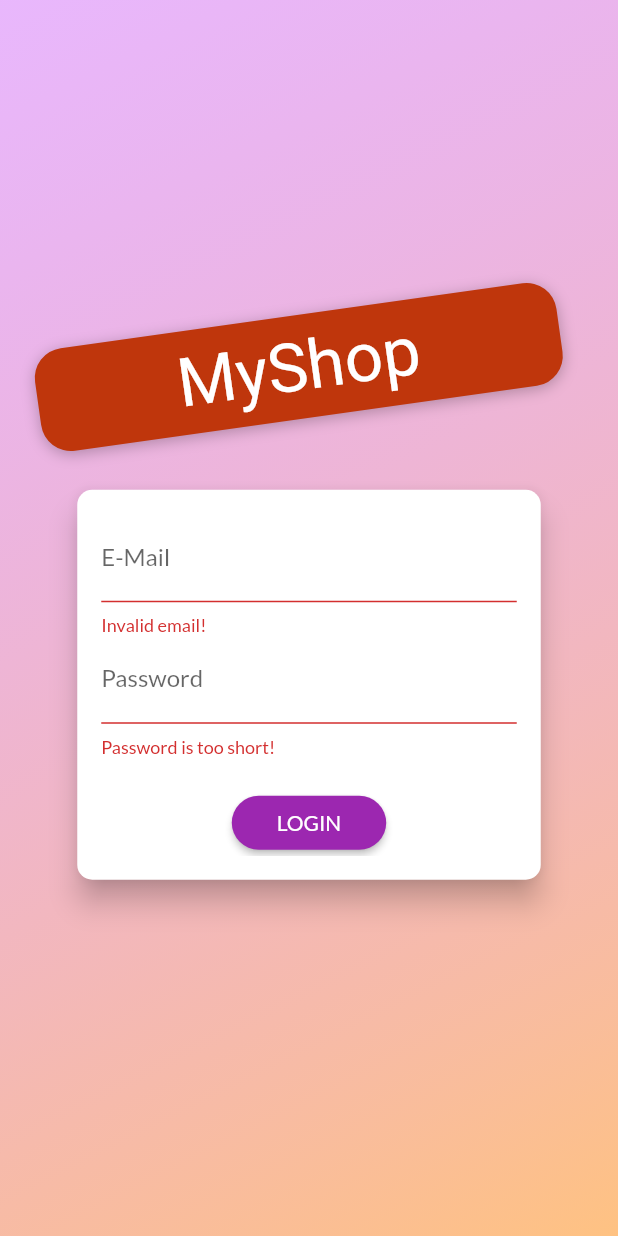
After one commit to CarlosLin/flutter_shop, a Flutter app: the screen it shows after launch, after a tap on "LOGIN", on a phone screen of 412 x 824 dp. The commit adds this screen. Run offline on Flutter 3.47's test engine with Material 2 defaults, Android fonts, the phone set to English and light mode, and no system bars; our stand-ins replace shared_preferences; network calls fail; Roboto replaces fonts that are missing (Anton).

Commit message:
ADD shop animation / auth

```diff
--- a/lib/main.dart
+++ b/lib/main.dart
@@ -1,15 +1,21 @@
 import 'package:flutter/material.dart';
+import 'package:flutter/services.dart';
+import 'package:flutter_shop/screens/auth_screen.dart';
 import 'package:provider/provider.dart';
 
 import './providers/cart.dart';
 import './providers/orders.dart';
 import './providers/products.dart';
+import './providers/auth.dart';
 import './screens/cart_screen.dart';
 import './screens/orders_screen.dart';
 import './screens/user_products_screen.dart';
 import './screens/edit_product_screen.dart';
 import './screens/product_detail_screen.dart';
 import './screens/products_overview_screen.dart';
+import './screens/auth_screen.dart';
+import './screens/splash_screen.dart';
+
 void main() {
   runApp(MyApp());
 }
@@ -19,24 +25,50 @@
   Widget build(BuildContext context) {
     return MultiProvider(
         providers: [
-        ChangeNotifierProvider(
-          create: (ctx) => Products(),
+          ChangeNotifierProvider.value(
+            value: Auth(),
           ),
-        ChangeNotifierProvider(
-          create: (ctx) => Cart(),
+          ChangeNotifierProxyProvider<Auth, Products>(
+            create: (_) => Products(
+              '134',
+              '132',
+              [],
             ),
-        ChangeNotifierProvider(
-          create: (ctx) => Orders(),
+            update: (ctx, auth, previousProducts) => Products(
+              auth.token,
+              auth.userId,
+              previousProducts == null ? [] : previousProducts.items,
+            ),
+          ),
+          ChangeNotifierProvider.value(
+            value: Cart(),
+          ),
+          ChangeNotifierProxyProvider<Auth, Orders>(
+            update: (ctx, auth, previousOrder) => Orders(
+              auth.token,
+              auth.userId,
+              previousOrder == null ? [] : previousOrder.orders,
+            ),
           ),
         ],
-      child: MaterialApp(
+        child: Consumer<Auth>(
+          builder: (ctx, auth, _) => MaterialApp(
             title: 'MyShop',
             theme: ThemeData(
               primarySwatch: Colors.purple,
               accentColor: Colors.deepOrange,
               fontFamily: 'Lato',
             ),
-        home: ProductsOverviewScreen(),
+            home: auth.isAuth
+                ? ProductsOverviewScreen()
+                : FutureBuilder(
+                    future: auth.tryAutoLogin(),
+                    builder: (ctx, authResultSnapshot) =>
+                        authResultSnapshot.connectionState ==
+                                ConnectionState.waiting
+                            ? SplashScreen()
+                            : AuthScreen(),
+                  ),
             routes: {
               ProductDetailScreen.routeName: (ctx) => ProductDetailScreen(),
               CartScreen.routeName: (ctx) => CartScreen(),
@@ -45,6 +77,6 @@
               EditProductScreen.routeName: (ctx) => EditProductScreen(),
             },
           ),
-    );
+        ));
   }
 }
--- /dev/null
+++ b/lib/providers/auth.dart
@@ -0,0 +1,123 @@
+import 'dart:convert';
+import 'dart:async';
+
+import 'package:flutter/widgets.dart';
+import 'package:http/http.dart' as http;
+import 'package:shared_preferences/shared_preferences.dart';
+
+import '../models/http_exception.dart';
+
+class Auth with ChangeNotifier {
+  String _token;
+  DateTime _expiryDate;
+  String _userId;
+  Timer _authTimer;
+
+  bool get isAuth {
+    return token != null;
+  }
+
+  String get token {
+    if (_expiryDate != null &&
+        _expiryDate.isAfter(DateTime.now()) &&
+        _token != null) {
+      return _token;
+    }
+    return null;
+  }
+
+  String get userId {
+    return _userId;
+  }
+
+  Future<void> _authenticate(
+      String email, String password, String urlSegment) async {
+    final url =
+        'https://identitytoolkit.googleapis.com/v1/accounts:$urlSegment?key=AIzaSyDayqcNpmTICwcTb0gOLb6gpOR_bZYOs7Y';
+    try {
+      final response = await http.post(
+        url,
+        body: json.encode(
+          {
+            'email': email,
+            'password': password,
+            'returnSecureToken': true,
+          },
+        ),
+      );
+      final responseData = json.decode(response.body);
+      if (responseData['error'] != null) {
+        throw HttpException(responseData['error']['message']);
+      }
+      _token = responseData['idToken'];
+      _userId = responseData['localId'];
+      _expiryDate = DateTime.now().add(
+        Duration(
+          seconds: int.parse(
+            responseData['expiresIn'],
+          ),
+        ),
+      );
+      _autoLogout();
+      notifyListeners();
+      final prefs = await SharedPreferences.getInstance();
+      final userData = json.encode({
+        'token': _token,
+        'userId': _userId,
+        'expiryDate': _expiryDate.toIso8601String(),
+      });
+      prefs.setString('userData', userData);
+    } catch (error) {
+      throw error;
+    }
+  }
+
+  Future<void> signup(String email, String password) async {
+    return _authenticate(email, password, 'signUp');
+  }
+
+  Future<void> login(String email, String password) async {
+    return _authenticate(email, password, 'signInWithPassword');
+  }
+
+  Future<bool> tryAutoLogin() async {
+    final prefs = await SharedPreferences.getInstance();
+    if (!prefs.containsKey('userData')) {
+      return false;
+    }
+    final extractedUserData =
+        json.decode(prefs.getString('userData')) as Map<String, Object>;
+    final expiryDate = DateTime.parse(extractedUserData['expiryDate']);
+
+    if (expiryDate.isBefore(DateTime.now())) {
+      return false;
+    }
+    _token = extractedUserData['token'];
+    _userId = extractedUserData['userId'];
+    _expiryDate = expiryDate;
+    notifyListeners();
+    _autoLogout();
+    return true;
+  }
+
+  Future<void> logout() async {
+    _token = null;
+    _userId = null;
+    _expiryDate = null;
+    if (_authTimer != null) {
+      _authTimer.cancel();
+      _authTimer = null;
+    }
+    notifyListeners();
+    final prefs = await SharedPreferences.getInstance();
+    prefs.clear();
+  }
+
+  void _autoLogout() {
+    if (_authTimer != null) {
+      _authTimer.cancel();
+    }
+    final timeToExpiry = _expiryDate.difference(DateTime.now()).inSeconds;
+    _authTimer = Timer(Duration(seconds: timeToExpiry), logout);
+  }
+}
--- a/lib/providers/orders.dart
+++ b/lib/providers/orders.dart
@@ -20,13 +20,17 @@
 
 class Orders with ChangeNotifier {
   List<OrderItem> _orders = [];
+  final String authToken;
+  final String userId;
+
+  Orders(this.authToken, this.userId, this._orders);
 
   List<OrderItem> get orders {
     return [..._orders];
   }
 
   Future<void> fetchAndSetOrders() async {
-    const url = 'https://flutter-shop-526d1.firebaseio.com/orders.json';
+    final url = 'https://flutter-shop-526d1.firebaseio.com/orders/$userId.json?auth=$authToken';
     final respon = await http.get(url);
     final List<OrderItem> loadedOrders = [];
     final extractedData = json.decode(respon.body) as Map<String, dynamic>;
@@ -57,7 +61,7 @@
   }
 
   Future<void> addOrder(List<CartItem> cartProducts, double total) async {
-    const url = 'https://flutter-shop-526d1.firebaseio.com/orders.json';
+    final url = 'https://flutter-shop-526d1.firebaseio.com/orders/$userId.json?auth=$authToken';
     final timestamp = DateTime.now();
     final response = await http.post(
       url,
--- /dev/null
+++ b/lib/screens/auth_screen.dart
@@ -0,0 +1,328 @@
+import 'dart:math';
+
+import 'package:flutter/material.dart';
+import 'package:provider/provider.dart';
+
+import '../providers/auth.dart';
+import '../models/http_exception.dart';
+
+enum AuthMode { Signup, Login }
+
+class AuthScreen extends StatelessWidget {
+  static const routeName = '/auth';
+
+  @override
+  Widget build(BuildContext context) {
+    final deviceSize = MediaQuery.of(context).size;
+    // final transformConfig = Matrix4.rotationZ(-8 * pi / 180);
+    // transformConfig.translate(-10.0);
+    return Scaffold(
+      // resizeToAvoidBottomInset: false,
+      body: Stack(
+        children: <Widget>[
+          Container(
+            decoration: BoxDecoration(
+              gradient: LinearGradient(
+                colors: [
+                  Color.fromRGBO(215, 117, 255, 1).withOpacity(0.5),
+                  Color.fromRGBO(255, 188, 117, 1).withOpacity(0.9),
+                ],
+                begin: Alignment.topLeft,
+                end: Alignment.bottomRight,
+                stops: [0, 1],
+              ),
+            ),
+          ),
+          SingleChildScrollView(
+            child: Container(
+              height: deviceSize.height,
+              width: deviceSize.width,
+              child: Column(
+                mainAxisAlignment: MainAxisAlignment.center,
+                crossAxisAlignment: CrossAxisAlignment.center,
+                children: <Widget>[
+                  Flexible(
+                    child: Container(
+                      margin: EdgeInsets.only(bottom: 20.0),
+                      padding:
+                          EdgeInsets.symmetric(vertical: 8.0, horizontal: 94.0),
+                      transform: Matrix4.rotationZ(-8 * pi / 180)
+                        ..translate(-10.0),
+                      decoration: BoxDecoration(
+                        borderRadius: BorderRadius.circular(20),
+                        color: Colors.deepOrange.shade900,
+                        boxShadow: [
+                          BoxShadow(
+                            blurRadius: 8,
+                            color: Colors.black26,
+                            offset: Offset(0, 2),
+                          )
+                        ],
+                      ),
+                      child: Text(
+                        'MyShop',
+                        style: TextStyle(
+                          color: Theme.of(context).accentTextTheme.title.color,
+                          fontSize: 45,
+                          fontFamily: 'Anton',
+                          fontWeight: FontWeight.normal,
+                        ),
+                      ),
+                    ),
+                  ),
+                  Flexible(
+                    flex: deviceSize.width > 600 ? 2 : 1,
+                    child: AuthCard(),
+                  ),
+                ],
+              ),
+            ),
+          ),
+        ],
+      ),
+    );
+  }
+}
+
+class AuthCard extends StatefulWidget {
+  const AuthCard({
+    Key key,
+  }) : super(key: key);
+
+  @override
+  _AuthCardState createState() => _AuthCardState();
+}
+
+class _AuthCardState extends State<AuthCard>
+    with SingleTickerProviderStateMixin {
+  final GlobalKey<FormState> _formKey = GlobalKey();
+  AuthMode _authMode = AuthMode.Login;
+  Map<String, String> _authData = {
+    'email': '',
+    'password': '',
+  };
+  var _isLoading = false;
+  final _passwordController = TextEditingController();
+  AnimationController _controller;
+  Animation<Offset> _slideAnimation;
+  Animation<double> _opacityAnimation;
+
+  @override
+  void initState() {
+    super.initState();
+    _controller = AnimationController(
+      vsync: this,
+      duration: Duration(
+        milliseconds: 300,
+      ),
+    );
+    _slideAnimation = Tween<Offset>(
+      begin: Offset(0, -1.5),
+      end: Offset(0, 0),
+    ).animate(
+      CurvedAnimation(
+        parent: _controller,
+        curve: Curves.fastOutSlowIn,
+      ),
+    );
+    // _heightAnimation.addListener(() => setState(() {}));
+    _opacityAnimation = Tween(begin: 0.0, end: 1.0).animate(CurvedAnimation(
+      parent: _controller,
+      curve: Curves.easeIn,
+    ));
+  }
+
+  @override
+  void dispose() {
+    super.dispose();
+    _controller.dispose();
+  }
+
+  void _showErrorDialog(String message) {
+    showDialog(
+      context: context,
+      builder: (ctx) => AlertDialog(
+        title: Text(
+          'An Error Occurred!!',
+        ),
+        content: Text(message),
+        actions: <Widget>[
+          FlatButton(
+            child: Text('Okay!'),
+            onPressed: () {
+              Navigator.of(ctx).pop();
+            },
+          )
+        ],
+      ),
+    );
+  }
+
+  Future<void> _submit() async {
+    if (!_formKey.currentState.validate()) {
+      // Invalid!
+      return;
+    }
+    _formKey.currentState.save();
+    setState(() {
+      _isLoading = true;
+    });
+    try {
+      if (_authMode == AuthMode.Login) {
+        await Provider.of<Auth>(context, listen: false).login(
+          _authData['email'],
+          _authData['password'],
+        );
+      } else {
+        await Provider.of<Auth>(context, listen: false).signup(
+          _authData['email'],
+          _authData['password'],
+        );
+      }
+    } on HttpException catch (error) {
+      // -> HttpException
+      var errorMessage = 'Authentication failed!!';
+      if (error.toString().contains('EMAIL_EXISTS')) {
+        errorMessage = 'This email address is already in use.';
+      } else if (error.toString().contains('INVALID_EMAIL')) {
+        errorMessage = 'This is not a valid email address';
+      } else if (error.toString().contains('WEAK_PASSWORD')) {
+        errorMessage = 'Password is too weak.';
+      } else if (error.toString().contains('INVALID_PASSWORD')) {
+        errorMessage = 'Invalid password.';
+      }
+      _showErrorDialog(errorMessage);
+    } catch (error) {
+      // normal error
+      const errorMessage =
+          'Could not authenticate you. Please try again later.';
+      _showErrorDialog(errorMessage);
+    }
+    setState(() {
+      _isLoading = false;
+    });
+  }
+
+  void _switchAuthMode() {
+    if (_authMode == AuthMode.Login) {
+      setState(() {
+        _authMode = AuthMode.Signup;
+      });
+      _controller.forward();
+    } else {
+      setState(() {
+        _authMode = AuthMode.Login;
+      });
+      _controller.reverse();
+    }
+  }
+
+  @override
+  Widget build(BuildContext context) {
+    final deviceSize = MediaQuery.of(context).size;
+    return Card(
+        shape: RoundedRectangleBorder(
+          borderRadius: BorderRadius.circular(10.0),
+        ),
+        elevation: 8.0,
+        child: AnimatedContainer(
+          duration: Duration(milliseconds: 300),
+          curve: Curves.easeIn,
+          height: _authMode == AuthMode.Signup ? 320 : 260,
+          // height: _heightAnimation.value.height,
+          constraints: BoxConstraints(
+              minHeight: _authMode == AuthMode.Signup ? 320 : 260),
+          width: deviceSize.width * 0.75,
+          padding: EdgeInsets.all(16.0),
+          child: Form(
+            key: _formKey,
+            child: SingleChildScrollView(
+              child: Column(
+                children: <Widget>[
+                  TextFormField(
+                    decoration: InputDecoration(labelText: 'E-Mail'),
+                    keyboardType: TextInputType.emailAddress,
+                    validator: (value) {
+                      if (value.isEmpty || !value.contains('@')) {
+                        return 'Invalid email!';
+                      }
+                    },
+                    onSaved: (value) {
+                      _authData['email'] = value;
+                    },
+                  ),
+                  TextFormField(
+                    decoration: InputDecoration(labelText: 'Password'),
+                    obscureText: true,
+                    controller: _passwordController,
+                    validator: (value) {
+                      if (value.isEmpty || value.length < 5) {
+                        return 'Password is too short!';
+                      }
+                    },
+                    onSaved: (value) {
+                      _authData['password'] = value;
+                    },
+                  ),
+                  AnimatedContainer(
+                    constraints: BoxConstraints(
+                      minHeight: _authMode == AuthMode.Signup ? 60 : 0,
+                      maxHeight: _authMode == AuthMode.Signup ? 120 : 0,
+                    ),
+                    duration: Duration(milliseconds: 300),
+                    curve: Curves.easeIn,
+                    child: FadeTransition(
+                      opacity: _opacityAnimation,
+                      child: SlideTransition(
+                        position: _slideAnimation,
+                        child: TextFormField(
+                          enabled: _authMode == AuthMode.Signup,
+                          decoration:
+                              InputDecoration(labelText: 'Confirm Password'),
+                          obscureText: true,
+                          validator: _authMode == AuthMode.Signup
+                              ? (value) {
+                                  if (value != _passwordController.text) {
+                                    return 'Passwords do not match!';
+                                  }
+                                }
+                              : null,
+                        ),
+                      ),
+                    ),
+                  ),
+                  SizedBox(
+                    height: 20,
+                  ),
+                  if (_isLoading)
+                    CircularProgressIndicator()
+                  else
+                    RaisedButton(
+                      child: Text(
+                          _authMode == AuthMode.Login ? 'LOGIN' : 'SIGN UP'),
+                      onPressed: _submit,
+                      shape: RoundedRectangleBorder(
+                        borderRadius: BorderRadius.circular(30),
+                      ),
+                      padding:
+                          EdgeInsets.symmetric(horizontal: 30.0, vertical: 8.0),
+                      color: Theme.of(context).primaryColor,
+                      textColor:
+                          Theme.of(context).primaryTextTheme.button.color,
+                    ),
+                  FlatButton(
+                    child: Text(
+                        '${_authMode == AuthMode.Login ? 'SIGNUP' : 'LOGIN'} INSTEAD'),
+                    onPressed: _switchAuthMode,
+                    padding:
+                        EdgeInsets.symmetric(horizontal: 30.0, vertical: 4),
+                    materialTapTargetSize: MaterialTapTargetSize.shrinkWrap,
+                    textColor: Theme.of(context).primaryColor,
+                  ),
+                ],
+              ),
+            ),
+          ),
+        ));
+  }
+}
--- /dev/null
+++ b/lib/screens/splash_screen.dart
@@ -0,0 +1,13 @@
+
+import 'package:flutter/material.dart';
+
+class SplashScreen extends StatelessWidget {
+  @override
+  Widget build(BuildContext context) {
+    return Scaffold(
+      body: Center(
+        child: Text('Loading...'),
+      ),
+    );
+  }
+}
```
Also changed, not shown: lib/helpers/custom_route.dart (added, +45 -0 lines), lib/providers/product.dart (+7 -6 lines), lib/providers/products.dart (+25 -11 lines), lib/screens/product_detail_screen.dart (+19 -8 lines), lib/screens/user_products_screen.dart (+15 -4 lines), lib/widgets/app_drawer.dart (+18 -0 lines), lib/widgets/order_item.dart (+10 -4 lines), lib/widgets/product_item.dart (+10 -4 lines), pubspec.yaml (+4 -3 lines), assets/images/product-placeholder.png (added), pubspec.lock, 7 other files. Lines whose indentation alone changed are shown as unchanged.
